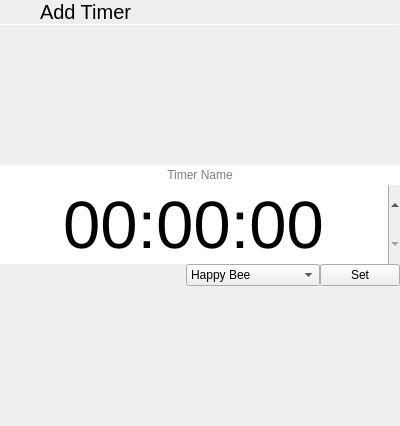
This is statuscenter/OverviewPane/Timers/timerpage.ui in vicr123/theshell as Qt 5 draws it before an edit. The edited form follows.
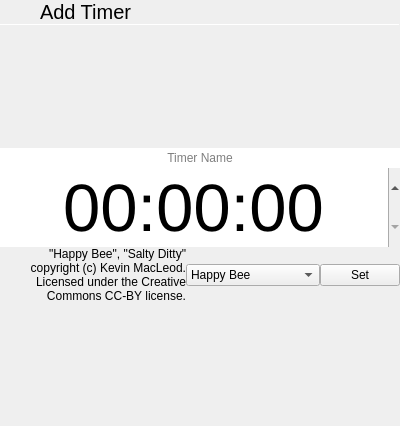
This is the edited form. The open tabs and pages were chosen to show the change. Icons and pictures are not drawn.

Diff of the .ui file:
```diff
--- a/statuscenter/OverviewPane/Timers/timerpage.ui
+++ b/statuscenter/OverviewPane/Timers/timerpage.ui
@@ -420,18 +420,27 @@
       </item>
       <item>
        <layout class="QHBoxLayout" name="horizontalLayout_3">
+        <property name="leftMargin">
+         <number>9</number>
+        </property>
         <item>
-         <spacer name="horizontalSpacer_3">
-          <property name="orientation">
-           <enum>Qt::Horizontal</enum>
+         <widget class="QLabel" name="label_6">
+          <property name="sizePolicy">
+           <sizepolicy hsizetype="Expanding" vsizetype="Preferred">
+            <horstretch>0</horstretch>
+            <verstretch>0</verstretch>
+           </sizepolicy>
           </property>
-          <property name="sizeHint" stdset="0">
-           <size>
-            <width>40</width>
-            <height>20</height>
-           </size>
+          <property name="text">
+           <string>&quot;Happy Bee&quot;, &quot;Salty Ditty&quot; copyright (c) Kevin MacLeod. Licensed under the Creative Commons CC-BY license.</string>
           </property>
-         </spacer>
+          <property name="alignment">
+           <set>Qt::AlignRight|Qt::AlignTrailing|Qt::AlignVCenter</set>
+          </property>
+          <property name="wordWrap">
+           <bool>true</bool>
+          </property>
+         </widget>
         </item>
         <item>
          <widget class="QComboBox" name="ringtoneBox">
```
Left out of the diff: 2 changed lines with no effect on the pictures.
